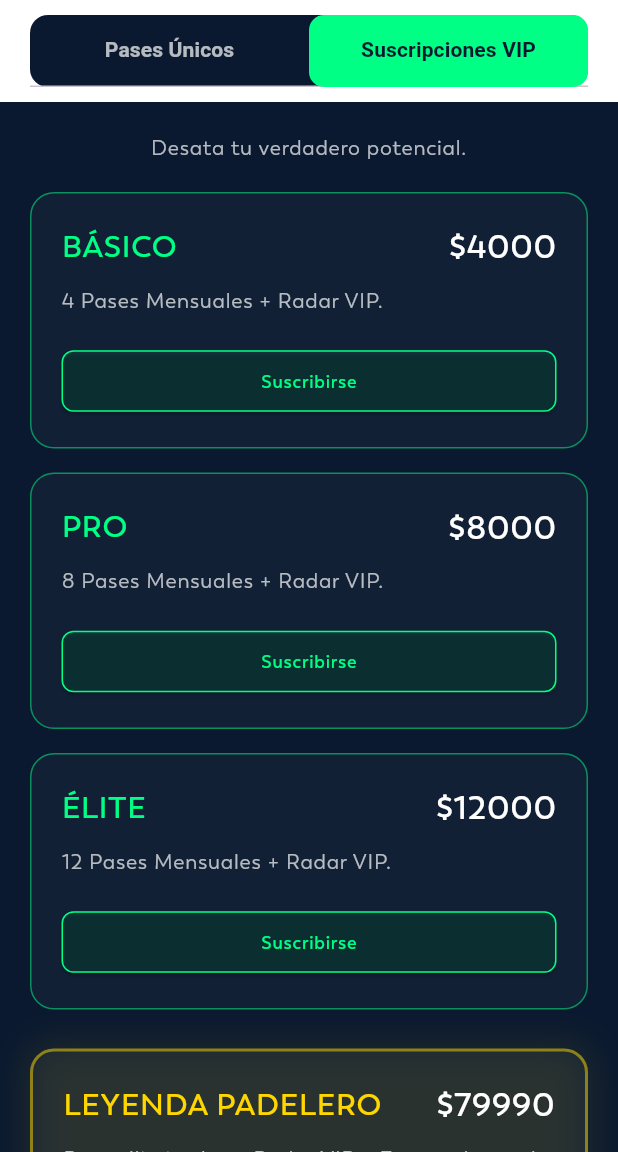
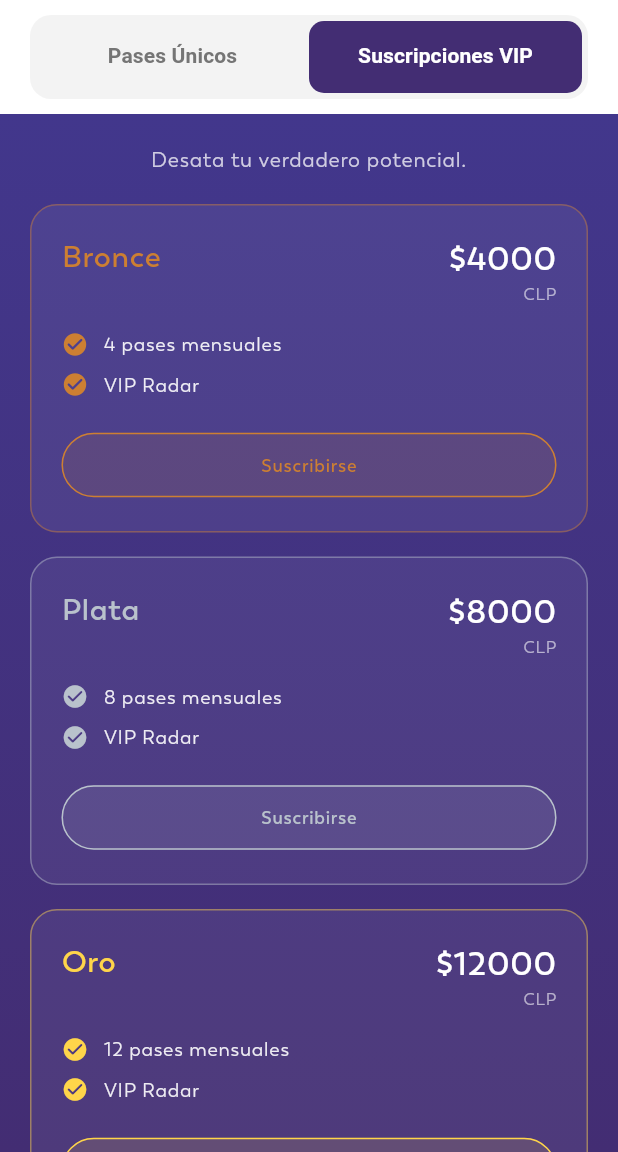
Before and after one commit to orlandoue/matchmake-app, a Flutter app: the BuyTicketsScreen screen opened directly, tab 2 chosen, on a phone screen of 412 x 824 dp, the part 84-1236 px from its top. Run offline on Flutter 3.47's test engine with Material 3 defaults, Android fonts, the phone set to English and light mode, and no system bars; our stand-ins replace bounce, cached_network_image, connectivity_plus, country_code_picker, dropdown_button2, flutter_dotenv and 16 more; missing offline and left inert: image_stack, mobile_scanner, onesignal_flutter; accounts and stored records are empty; project files that could hold a hidden picture were left out.

Commit message:
feat(store): persist court side + VIP store redesign (Misión 3)
Persistence (Misión 1 close-out):
- MatchModel.player1CourtSide added to field/ctor/fromJson/toJson/
  toInsertJson/copyWith; MatchCreationController now sends the chosen
  side. Requires supabase_court_side_migration.sql applied in dashboard.

Misión 3 — VIP Store (buy_tickets_screen.dart):
- Removed the forbidden Cyber-League theme (Cyber Navy #0A192F / Neon
  #00FF85) entirely; TabBar + tabs restyled to Pádel palette (kpurple1)
- 'Pases Únicos': same flow (Singles/Dobles, Mercado Pago via Edge
  Function); all ticket imagery/icons replaced with pass iconography
- 'Suscripciones VIP': ListView of 4 plans — Bronce 4.000 (4 pases +
  VIP Radar), Plata 8.000 (8), Oro 12.000 (12), Ultra VIP/Leyenda
  79.990 (ilimitados + VIP Radar + Prioridad Leyenda) with highlighted
  gold border + glow. Metallic premium accents (bronze/silver/gold) on
  an on-brand deep-purple backdrop
- subscribeToPlan(planId, price): simulation with per-card loader
  (subscribingPlanId) + success toast; no Edge Function yet

Design rule honored: brand palette kept; premium metallics only on VIP.
flutter analyze: 0 errors.

Co-Authored-By: Claude Fable 5 <noreply@anthropic.com>

```diff
--- a/SportsConnect_Orland-main/lib/View/Screens/Users/Store/buy_tickets_screen.dart
+++ b/SportsConnect_Orland-main/lib/View/Screens/Users/Store/buy_tickets_screen.dart
@@ -5,7 +5,60 @@ import 'package:orland_sports/View/Widgets/myButton.dart';
 import 'package:orland_sports/View/Widgets/myText.dart';
 import 'package:orland_sports/const/appColors.dart';
 import 'package:orland_sports/controllers/ticket_controller.dart';
-import 'package:orland_sports/generated/assets.dart';
+
+/// Premium metallic accents allowed ONLY on the VIP tab (design rule).
+/// Base palette stays 100% Pádel (kpurple*).
+const _bronze = Color(0xFFCD7F32);
+const _silver = Color(0xFFB9C2CC);
+const _gold = Color(0xFFFFD54A);
+
+/// A VIP subscription plan (simulation data).
+class _VipPlan {
+  final String id;
+  final String? tagline;
+  final double price;
+  final List<String> benefits;
+  final Color accent;
+  final bool highlighted;
+
+  const _VipPlan({
+    required this.id,
+    this.tagline,
+    required this.price,
+    required this.benefits,
+    required this.accent,
+    this.highlighted = false,
+  });
+}
+
+const List<_VipPlan> _vipPlans = [
+  _VipPlan(
+    id: 'Bronce',
+    price: 4000,
+    benefits: ['4 pases mensuales', 'VIP Radar'],
+    accent: _bronze,
+  ),
+  _VipPlan(
+    id: 'Plata',
+    price: 8000,
+    benefits: ['8 pases mensuales', 'VIP Radar'],
+    accent: _silver,
+  ),
+  _VipPlan(
+    id: 'Oro',
+    price: 12000,
+    benefits: ['12 pases mensuales', 'VIP Radar'],
+    accent: _gold,
+  ),
+  _VipPlan(
+    id: 'Ultra VIP',
+    tagline: 'Leyenda',
+    price: 79990,
+    benefits: ['Pases ilimitados', 'VIP Radar', 'Prioridad Leyenda'],
+    accent: _gold,
+    highlighted: true,
+  ),
+];
 
 class BuyTicketsScreen extends StatelessWidget {
   const BuyTicketsScreen({super.key});
@@ -25,23 +78,27 @@ class BuyTicketsScreen extends StatelessWidget {
         ),
         body: Column(
           children: [
-            // Elegant TabBar
+            // Pádel-branded TabBar (no Cyber theme)
             Container(
               margin: const EdgeInsets.symmetric(horizontal: 20, vertical: 10),
+              padding: const EdgeInsets.all(4),
               decoration: BoxDecoration(
-                color: const Color(0xFF0A192F), // Cyber Navy
-                borderRadius: BorderRadius.circular(12),
+                color: kgrey2,
+                borderRadius: BorderRadius.circular(14),
               ),
               child: TabBar(
                 indicator: BoxDecoration(
-                  color: const Color(0xFF00FF85), // Cyber Neon
+                  color: kpurple1,
                   borderRadius: BorderRadius.circular(10),
                 ),
                 indicatorSize: TabBarIndicatorSize.tab,
-                labelColor: const Color(0xFF0A192F),
-                unselectedLabelColor: Colors.white70,
-                labelStyle: const TextStyle(fontWeight: FontWeight.bold, fontSize: 14),
-                unselectedLabelStyle: const TextStyle(fontWeight: FontWeight.w600, fontSize: 14),
+                dividerColor: ktransparent,
+                labelColor: kwhite,
+                unselectedLabelColor: kgrey1,
+                labelStyle:
+                    const TextStyle(fontWeight: FontWeight.bold, fontSize: 14),
+                unselectedLabelStyle:
+                    const TextStyle(fontWeight: FontWeight.w600, fontSize: 14),
                 tabs: const [
                   Tab(text: 'Pases Únicos'),
                   Tab(text: 'Suscripciones VIP'),
@@ -62,6 +119,8 @@ class BuyTicketsScreen extends StatelessWidget {
     );
   }
 
+  // ==================== PASES ÚNICOS ====================
+
   Widget _buildPasesUnicosTab(TicketController controller) {
     return Column(
       crossAxisAlignment: CrossAxisAlignment.stretch,
@@ -75,12 +134,16 @@ class BuyTicketsScreen extends StatelessWidget {
               children: [
                 Expanded(
                   child: GestureDetector(
-                    onTap: () => controller.purchasingTicketType.value = 'singles',
+                    onTap: () =>
+                        controller.purchasingTicketType.value = 'singles',
                     child: Container(
                       padding: const EdgeInsets.symmetric(vertical: 10),
                       decoration: BoxDecoration(
-                        color: isSingles ? kpurple1 : kgrey2.withValues(alpha: 0.5),
-                        borderRadius: const BorderRadius.horizontal(left: Radius.circular(8)),
+                        color: isSingles
+                            ? kpurple1
+                            : kgrey2.withValues(alpha: 0.5),
+                        borderRadius: const BorderRadius.horizontal(
+                            left: Radius.circular(8)),
                       ),
                       alignment: Alignment.center,
                       child: MyText(
@@ -93,12 +156,16 @@ class BuyTicketsScreen extends StatelessWidget {
                 ),
                 Expanded(
                   child: GestureDetector(
-                    onTap: () => controller.purchasingTicketType.value = 'doubles',
+                    onTap: () =>
+                        controller.purchasingTicketType.value = 'doubles',
                     child: Container(
                       padding: const EdgeInsets.symmetric(vertical: 10),
                       decoration: BoxDecoration(
-                        color: !isSingles ? kpurple1 : kgrey2.withValues(alpha: 0.5),
-                        borderRadius: const BorderRadius.horizontal(right: Radius.circular(8)),
+                        color: !isSingles
+                            ? kpurple1
+                            : kgrey2.withValues(alpha: 0.5),
+                        borderRadius: const BorderRadius.horizontal(
+                            right: Radius.circular(8)),
                       ),
                       alignment: Alignment.center,
                       child: MyText(
@@ -124,7 +191,7 @@ class BuyTicketsScreen extends StatelessWidget {
               Container(
                 padding: const EdgeInsets.all(20),
                 decoration: BoxDecoration(
-                  gradient: LinearGradient(
+                  gradient: const LinearGradient(
                     colors: [kpurple1, kpurple2],
                     begin: Alignment.topLeft,
                     end: Alignment.bottomRight,
@@ -133,10 +200,15 @@ class BuyTicketsScreen extends StatelessWidget {
                 ),
                 child: Row(
                   children: [
-                    Image.asset(
-                      Assets.imagesTicket,
+                    Container(
                       width: 48,
                       height: 48,
+                      decoration: BoxDecoration(
+                        color: kwhite.withValues(alpha: 0.18),
+                        shape: BoxShape.circle,
+                      ),
+                      child: const Icon(Icons.sports_tennis_rounded,
+                          color: kwhite, size: 26),
                     ),
                     const SizedBox(width: 16),
                     Expanded(
@@ -144,13 +216,17 @@ class BuyTicketsScreen extends StatelessWidget {
                         crossAxisAlignment: CrossAxisAlignment.start,
                         children: [
                           Obx(() => MyText(
-                                text: controller.purchasingTicketType.value == 'singles' ? 'Tus Pases (Singles)' : 'Tus Pases (Dobles)',
+                                text: controller.purchasingTicketType.value ==
+                                        'singles'
+                                    ? 'Tus Pases (Singles)'
+                                    : 'Tus Pases (Dobles)',
                                 size: 14,
                                 color: kwhite.withValues(alpha: 0.8),
                               )),
                           const SizedBox(height: 4),
                           Obx(() => MyText(
-                                text: '${controller.purchasingTicketType.value == 'singles' ? controller.singlesBalance.value : controller.doublesBalance.value}',
+                                text:
+                                    '${controller.purchasingTicketType.value == 'singles' ? controller.singlesBalance.value : controller.doublesBalance.value}',
                                 size: 32,
                                 weight: FontWeight.bold,
                                 color: kwhite,
@@ -159,8 +235,8 @@ class BuyTicketsScreen extends StatelessWidget {
                       ),
                     ),
                     Icon(
-                      Icons.confirmation_number_outlined,
-                      color: kwhite.withValues(alpha: 0.3),
+                      Icons.sports_tennis_rounded,
+                      color: kwhite.withValues(alpha: 0.25),
                       size: 64,
                     ),
                   ],
@@ -169,32 +245,40 @@ class BuyTicketsScreen extends StatelessWidget {
 
               const SizedBox(height: 30),
 
-              // Ticket card
+              // Pase card (no ticket imagery)
               Container(
                 decoration: BoxDecoration(
-                  borderRadius: BorderRadius.circular(12),
+                  borderRadius: BorderRadius.circular(14),
                   border: Border.all(color: kpurple1),
                 ),
+                clipBehavior: Clip.antiAlias,
                 child: Column(
                   children: [
-                    ClipRRect(
-                      borderRadius: const BorderRadius.vertical(
-                          top: Radius.circular(11)),
-                      child: Image.asset(
-                        Assets.imagesTicket2,
-                        height: 140,
+                    Container(
+                      height: 92,
                       width: double.infinity,
-                        fit: BoxFit.cover,
+                      decoration: const BoxDecoration(
+                        gradient: LinearGradient(
+                          colors: [kpurple1, kpurple2],
+                          begin: Alignment.centerLeft,
+                          end: Alignment.centerRight,
                         ),
                       ),
-                    const Divider(color: kpurple1, height: 1),
+                      child: const Center(
+                        child: Icon(Icons.badge_rounded,
+                            color: kwhite, size: 44),
+                      ),
+                    ),
                     Padding(
-                      padding: const EdgeInsets.all(12),
+                      padding: const EdgeInsets.all(14),
                       child: Row(
                         mainAxisAlignment: MainAxisAlignment.spaceBetween,
                         children: [
                           Obx(() => MyText(
-                            text: controller.purchasingTicketType.value == 'singles' ? 'Pase Singles (1v1)' : 'Pase Dobles (2v2)',
+                                text: controller.purchasingTicketType.value ==
+                                        'singles'
+                                    ? 'Pase Singles (1v1)'
+                                    : 'Pase Dobles (2v2)',
                                 size: 16,
                                 weight: FontWeight.w600,
                                 color: kpurple1,
@@ -265,9 +349,7 @@ class BuyTicketsScreen extends StatelessWidget {
                   borderRadius: BorderRadius.circular(16),
                   border: Border.all(color: kpurple1.withValues(alpha: 0.1)),
                 ),
-                child: Column(
-                  children: [
-                    Row(
+                child: Row(
                   mainAxisAlignment: MainAxisAlignment.spaceBetween,
                   children: [
                     MyText(
@@ -285,15 +367,13 @@ class BuyTicketsScreen extends StatelessWidget {
                         )),
                   ],
                 ),
-                  ],
-                ),
               ),
               const SizedBox(height: 80),
             ],
           ),
         ),
 
-        // Buy button section
+        // Buy button section (Mercado Pago via Edge Function)
         Container(
           padding: const EdgeInsets.all(20),
           decoration: BoxDecoration(
@@ -312,7 +392,7 @@ class BuyTicketsScreen extends StatelessWidget {
                 ? const Center(
                     child: CircularProgressIndicator(color: kpurple1))
                 : MyButton(
-                    width: double.infinity, // Full width button
+                    width: double.infinity,
                     onTap: () => controller.purchaseTickets(),
                     buttonText:
                         '${'pay_amount'.tr} \$${controller.totalPrice.toStringAsFixed(0)} ${TicketController.currency}',
@@ -323,106 +403,184 @@ class BuyTicketsScreen extends StatelessWidget {
     );
   }
 
+  // ==================== SUSCRIPCIONES VIP ====================
+
   Widget _buildVIPTab(TicketController controller) {
     return Container(
-      color: const Color(0xFF0A192F), // Cyber Navy background for VIP tab
+      // Premium on-brand backdrop (deep Pádel purple), not the Cyber theme.
+      decoration: const BoxDecoration(
+        gradient: LinearGradient(
+          colors: [kpurple2, kpurple1],
+          begin: Alignment.topCenter,
+          end: Alignment.bottomCenter,
+        ),
+      ),
       child: ListView(
         padding: const EdgeInsets.symmetric(horizontal: 20, vertical: 20),
         physics: const BouncingScrollPhysics(),
         children: [
           MyText(
             text: 'Desata tu verdadero potencial.',
-            color: Colors.white70,
+            color: kwhite.withValues(alpha: 0.75),
             size: 14,
             textAlign: TextAlign.center,
             paddingBottom: 20,
           ),
-          _buildVipCard(
-            controller: controller,
-            title: 'BÁSICO',
-            price: 4000,
-            description: '4 Pases Mensuales + Radar VIP.',
-            isGold: false,
-          ),
-          _buildVipCard(
-            controller: controller,
-            title: 'PRO',
-            price: 8000,
-            description: '8 Pases Mensuales + Radar VIP.',
-            isGold: false,
-          ),
-          _buildVipCard(
-            controller: controller,
-            title: 'ÉLITE',
-            price: 12000,
-            description: '12 Pases Mensuales + Radar VIP.',
-            isGold: false,
-          ),
-          const SizedBox(height: 10),
-          _buildVipCard(
-            controller: controller,
-            title: 'LEYENDA PADELERO',
-            price: 79990,
-            description: 'Pases Ilimitados + Radar VIP + Estatus Leyenda.',
-            isGold: true,
-          ),
+          for (final plan in _vipPlans)
+            _VipPlanCard(plan: plan, controller: controller),
           const SizedBox(height: 40),
         ],
       ),
     );
   }
+}
 
-  Widget _buildVipCard({
-    required TicketController controller,
-    required String title,
-    required double price,
-    required String description,
-    required bool isGold,
-  }) {
-    final cyberNeon = const Color(0xFF00FF85);
-    final goldColor = const Color(0xFFFFD700);
-    final mainColor = isGold ? goldColor : cyberNeon;
+class _VipPlanCard extends StatelessWidget {
+  final _VipPlan plan;
+  final TicketController controller;
+
+  const _VipPlanCard({required this.plan, required this.controller});
+
+  @override
+  Widget build(BuildContext context) {
+    final bool gold = plan.highlighted;
 
     return Container(
       margin: const EdgeInsets.only(bottom: 16),
+      padding: const EdgeInsets.all(20),
       decoration: BoxDecoration(
-        color: Colors.white.withValues(alpha: 0.03),
-        borderRadius: BorderRadius.circular(16),
-        border: Border.all(color: mainColor.withValues(alpha: 0.5), width: isGold ? 2 : 1),
-        boxShadow: isGold
-            ? [BoxShadow(color: goldColor.withValues(alpha: 0.1), blurRadius: 20, spreadRadius: 2)]
-            : [],
+        color: kwhite.withValues(alpha: gold ? 0.10 : 0.06),
+        borderRadius: BorderRadius.circular(18),
+        border: Border.all(
+          color: plan.accent.withValues(alpha: gold ? 0.9 : 0.45),
+          width: gold ? 2 : 1,
         ),
-      padding: const EdgeInsets.all(20),
+        boxShadow: gold
+            ? [
+                BoxShadow(
+                  color: _gold.withValues(alpha: 0.28),
+                  blurRadius: 24,
+                  spreadRadius: 1,
+                ),
+              ]
+            : const [],
+      ),
       child: Column(
         crossAxisAlignment: CrossAxisAlignment.start,
         children: [
           Row(
-            mainAxisAlignment: MainAxisAlignment.spaceBetween,
+            crossAxisAlignment: CrossAxisAlignment.start,
             children: [
-              MyText(text: title, size: 20, weight: FontWeight.bold, color: mainColor),
-              MyText(text: '\$${price.toStringAsFixed(0)}', size: 22, weight: FontWeight.bold, color: Colors.white),
+              Expanded(
+                child: Column(
+                  crossAxisAlignment: CrossAxisAlignment.start,
+                  children: [
+                    Row(
+                      children: [
+                        if (gold) ...[
+                          const Icon(Icons.workspace_premium_rounded,
+                              color: _gold, size: 22),
+                          const SizedBox(width: 6),
+                        ],
+                        MyText(
+                          text: plan.id,
+                          size: 20,
+                          weight: FontWeight.bold,
+                          color: plan.accent,
+                        ),
                       ],
                     ),
-          const SizedBox(height: 10),
-          MyText(text: description, size: 14, color: Colors.white70),
-          const SizedBox(height: 20),
+                    if (plan.tagline != null)
+                      Padding(
+                        padding: const EdgeInsets.only(top: 4),
+                        child: Container(
+                          padding: const EdgeInsets.symmetric(
+                              horizontal: 8, vertical: 2),
+                          decoration: BoxDecoration(
+                            color: plan.accent.withValues(alpha: 0.18),
+                            borderRadius: BorderRadius.circular(6),
+                          ),
+                          child: MyText(
+                            text: plan.tagline!.toUpperCase(),
+                            size: 10,
+                            weight: FontWeight.bold,
+                            color: plan.accent,
+                          ),
+                        ),
+                      ),
+                  ],
+                ),
+              ),
+              Column(
+                crossAxisAlignment: CrossAxisAlignment.end,
+                children: [
+                  MyText(
+                    text: '\$${plan.price.toStringAsFixed(0)}',
+                    size: 22,
+                    weight: FontWeight.bold,
+                    color: kwhite,
+                  ),
+                  MyText(
+                    text: TicketController.currency,
+                    size: 11,
+                    color: kwhite.withValues(alpha: 0.6),
+                  ),
+                ],
+              ),
+            ],
+          ),
+          const SizedBox(height: 16),
+          for (final benefit in plan.benefits)
+            Padding(
+              padding: const EdgeInsets.only(bottom: 8),
+              child: Row(
+                children: [
+                  Icon(Icons.check_circle_rounded,
+                      color: plan.accent, size: 18),
+                  const SizedBox(width: 10),
+                  Expanded(
+                    child: MyText(
+                      text: benefit,
+                      size: 13,
+                      color: kwhite.withValues(alpha: 0.9),
+                    ),
+                  ),
+                ],
+              ),
+            ),
+          const SizedBox(height: 12),
           SizedBox(
             width: double.infinity,
-            child: ElevatedButton(
+            child: Obx(() {
+              final busy = controller.subscribingPlanId.value == plan.id;
+              return ElevatedButton(
                 style: ElevatedButton.styleFrom(
-                backgroundColor: isGold ? goldColor.withValues(alpha: 0.1) : cyberNeon.withValues(alpha: 0.1),
-                side: BorderSide(color: mainColor),
-                shape: RoundedRectangleBorder(borderRadius: BorderRadius.circular(8)),
-                padding: const EdgeInsets.symmetric(vertical: 12),
+                  backgroundColor:
+                      gold ? plan.accent : plan.accent.withValues(alpha: 0.12),
+                  side: BorderSide(color: plan.accent),
+                  shape: RoundedRectangleBorder(
+                      borderRadius: BorderRadius.circular(30)),
+                  padding: const EdgeInsets.symmetric(vertical: 13),
+                  elevation: gold ? 4 : 0,
                 ),
-              onPressed: () => controller.subscribeToPlan(title, price),
-              child: MyText(
+                onPressed:
+                    busy ? null : () => controller.subscribeToPlan(plan.id, plan.price),
+                child: busy
+                    ? SizedBox(
+                        width: 20,
+                        height: 20,
+                        child: CircularProgressIndicator(
+                          strokeWidth: 2,
+                          color: gold ? kpurple1 : plan.accent,
+                        ),
+                      )
+                    : MyText(
                         text: 'Suscribirse',
-                color: mainColor,
+                        color: gold ? kpurple1 : plan.accent,
                         weight: FontWeight.bold,
                       ),
-            ),
+              );
+            }),
           ),
         ],
       ),
--- a/SportsConnect_Orland-main/lib/controllers/match_creation_controller.dart
+++ b/SportsConnect_Orland-main/lib/controllers/match_creation_controller.dart
@@ -222,6 +222,9 @@ class MatchCreationController extends GetxController with CurrentUserMixin {
         scheduledTime: _form.selectedTimeSlot.value,
         scheduledEndTime: _form.selectedEndTimeSlot.value.isNotEmpty
             ? _form.selectedEndTimeSlot.value
+            : null,
+        player1CourtSide: _form.selectedCourtSide.value.isNotEmpty
+            ? _form.selectedCourtSide.value
             : null,
       );
 
--- a/SportsConnect_Orland-main/lib/controllers/ticket_controller.dart
+++ b/SportsConnect_Orland-main/lib/controllers/ticket_controller.dart
@@ -256,15 +256,22 @@ class TicketController extends GetxController {
     }
   }
 
-  /// Subscribe to VIP Plan (Dummy for MercadoPago Preapproval)
-  Future<void> subscribeToPlan(String planName, double price) async {
-    isPurchasing.value = true;
+  /// Id of the VIP plan currently being subscribed (for per-card loaders).
+  /// Empty when idle. Simulation only — no Edge Function yet.
+  final RxString subscribingPlanId = ''.obs;
+
+  /// Subscribe to a VIP Plan — SIMULATION ONLY (no Edge Function yet).
+  ///
+  /// Provides visual feedback (per-card loader + success toast). Real
+  /// Mercado Pago preapproval wiring is a later phase.
+  Future<void> subscribeToPlan(String planId, double price) async {
+    if (subscribingPlanId.value.isNotEmpty) return; // avoid double taps
+    subscribingPlanId.value = planId;
     try {
-      // Dummy logic to simulate subscription
       await Future.delayed(const Duration(seconds: 2));
       CustomToast.instance.showSuccessToast(
         title: 'Suscripción Exitosa',
-        message: 'Te has suscrito al plan: $planName',
+        message: 'Te has suscrito al plan $planId (simulación).',
       );
     } catch (e) {
       CustomToast.instance.showFailureToast(
@@ -272,7 +279,7 @@ class TicketController extends GetxController {
         message: 'No se pudo completar la suscripción.',
       );
     } finally {
-      isPurchasing.value = false;
+      subscribingPlanId.value = '';
     }
   }
 
--- a/SportsConnect_Orland-main/lib/models/match_model.dart
+++ b/SportsConnect_Orland-main/lib/models/match_model.dart
@@ -26,6 +26,8 @@ class MatchModel {
   final String? winnerId;
   final Map<String, dynamic>? scoreData;
   final String? notes;
+  /// Player 1's preferred court side: 'Drive' | 'Revés' | 'Ambos' (nullable).
+  final String? player1CourtSide;
   final DateTime? createdAt;
   final DateTime? updatedAt;
   final bool player1CheckedIn;
@@ -66,6 +68,7 @@ class MatchModel {
     this.winnerId,
     this.scoreData,
     this.notes,
+    this.player1CourtSide,
     this.createdAt,
     this.updatedAt,
     this.court,
@@ -109,6 +112,7 @@ class MatchModel {
       winnerId: json['winner_id'] as String?,
       scoreData: json['score_data'] as Map<String, dynamic>?,
       notes: json['notes'] as String?,
+      player1CourtSide: json['player1_court_side'] as String?,
       createdAt: json['created_at'] != null
           ? DateTime.parse(json['created_at'] as String)
           : null,
@@ -168,6 +172,7 @@ class MatchModel {
       'winner_id': winnerId,
       'score_data': scoreData,
       'notes': notes,
+      'player1_court_side': player1CourtSide,
       'created_at': createdAt?.toIso8601String(),
       'updated_at': updatedAt?.toIso8601String(),
       'player1_checked_in': player1CheckedIn,
@@ -200,6 +205,7 @@ class MatchModel {
       'winner_id': winnerId,
       'score_data': scoreData,
       'notes': notes,
+      'player1_court_side': player1CourtSide,
     };
   }
 
@@ -226,6 +232,7 @@ class MatchModel {
     String? winnerId,
     Map<String, dynamic>? scoreData,
     String? notes,
+    String? player1CourtSide,
     DateTime? createdAt,
     DateTime? updatedAt,
     CourtModel? court,
@@ -262,6 +269,7 @@ class MatchModel {
       winnerId: winnerId ?? this.winnerId,
       scoreData: scoreData ?? this.scoreData,
       notes: notes ?? this.notes,
+      player1CourtSide: player1CourtSide ?? this.player1CourtSide,
       createdAt: createdAt ?? this.createdAt,
       updatedAt: updatedAt ?? this.updatedAt,
       court: court ?? this.court,
```
Also changed, not shown: 1 other file. Lines whose indentation alone changed are shown as unchanged.
